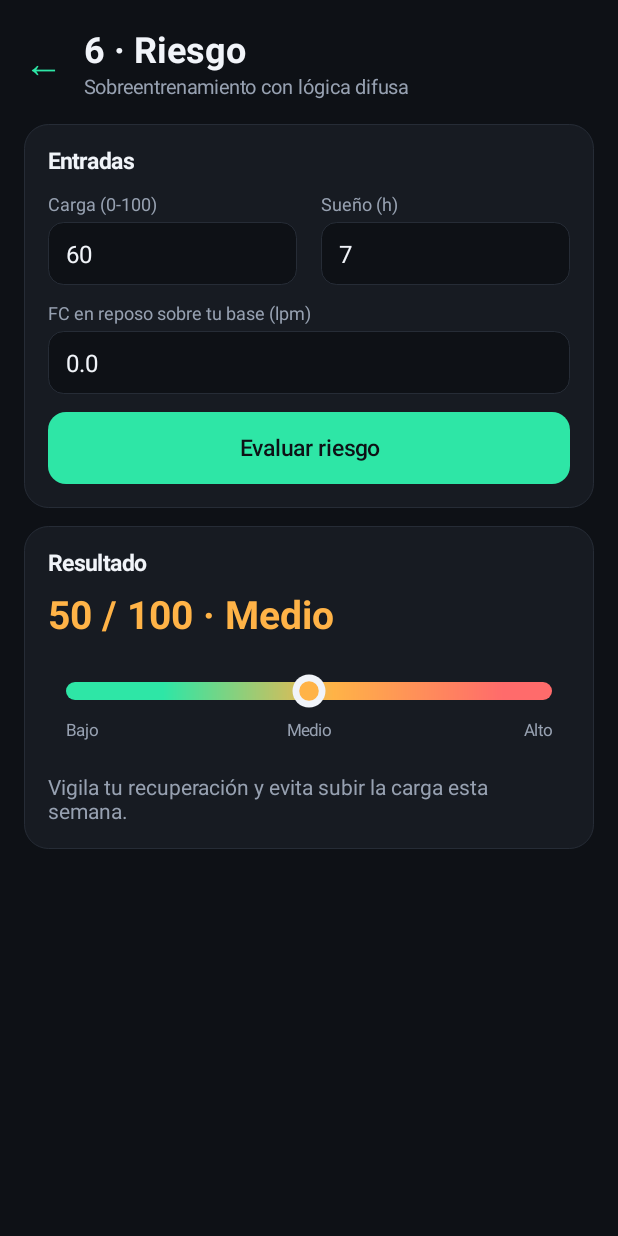
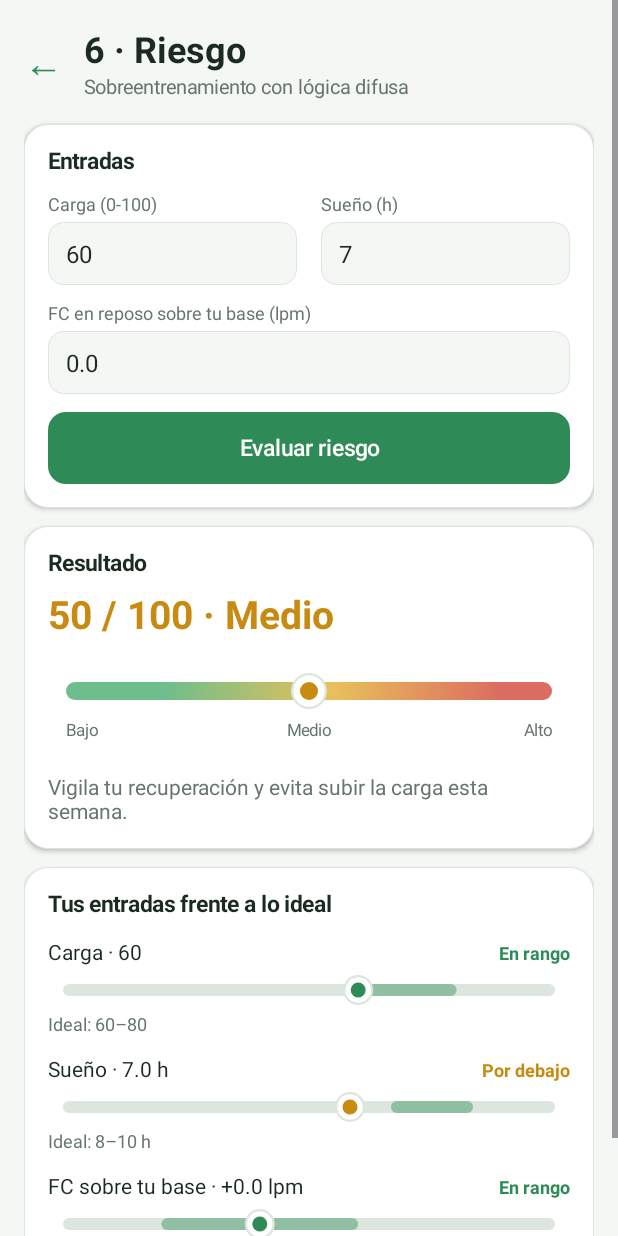
Before and after one commit to Marlen3015/Fitlab, an Android app: the DifusaActivity screen opened directly, with no data from a screen before it, on a phone screen of 412 x 824 dp. Run offline under Robolectric (Android 15) with nearby library versions, the light colour scheme and no system bars.

Commit message:
Fase final

```diff
--- a/app/src/main/java/org/example/fitlab/MainActivity.kt
+++ b/app/src/main/java/org/example/fitlab/MainActivity.kt
@@ -67,6 +67,7 @@ class MainActivity : PantallaBase() {
             orientation = LinearLayout.HORIZONTAL
             gravity = Gravity.CENTER_VERTICAL
             background = redondo(Tema.TARJETA, 16, Tema.BORDE)
+            elevation = dp(2).toFloat()
             setPadding(dp(14), dp(14), dp(14), dp(14))
             layoutParams = LinearLayout.LayoutParams(MATCH_PARENT, WRAP_CONTENT).apply { topMargin = dp(10) }
             isClickable = true
@@ -74,7 +75,7 @@ class MainActivity : PantallaBase() {
         }
         fila.addView(TextView(this).apply {
             text = num; textSize = 16f; gravity = Gravity.CENTER
-            setTypeface(typeface, Typeface.BOLD); setTextColor(Tema.FONDO)
+            setTypeface(typeface, Typeface.BOLD); setTextColor(Tema.SOBRE_ACENTO)
             background = circulo(Tema.ACENTO)
             layoutParams = LinearLayout.LayoutParams(dp(36), dp(36)).apply { rightMargin = dp(14) }
         })
--- a/app/src/main/java/org/example/fitlab/PantallaBase.kt
+++ b/app/src/main/java/org/example/fitlab/PantallaBase.kt
@@ -21,12 +21,13 @@ import android.widget.LinearLayout
 import android.widget.ScrollView
 import android.widget.Spinner
 import android.widget.TextView
-import androidx.activity.EdgeToEdge
 import androidx.activity.SystemBarStyle
+import androidx.activity.enableEdgeToEdge
 import androidx.appcompat.app.AppCompatActivity
 import androidx.core.view.ViewCompat
 import androidx.core.view.WindowInsetsCompat
 import java.util.Locale
+import org.example.fitlab.logica.Rango
 
 enum class Tipo { DECIMAL, ENTERO, TEXTO }
 
@@ -48,6 +49,32 @@ class MetricaView(context: Context, etiqueta: String) : LinearLayout(context) {
     fun set(v: String, color: Int = Tema.TEXTO) { valor.text = v; valor.setTextColor(color) }
 }
 
+/** Un renglón "valor actual vs rango ideal": nombre, estado, franja con marca y leyenda. */
+class FilaRango(
+    private val nombre: TextView, private val estado: TextView,
+    private val barra: RangoView, private val ideal: TextView
+) {
+    private fun corto(x: Double) =
+        if (x == Math.rint(x)) String.format(Locale.US, "%.0f", x) else String.format(Locale.US, "%.1f", x)
+
+    fun set(
+        titulo: String, valor: Double, texto: String, r: Rango, escMin: Double, escMax: Double,
+        estadoTexto: String? = null, color: Int? = null, leyenda: String? = null
+    ) {
+        nombre.text = "$titulo · $texto"
+        val dentro = r.contiene(valor)
+        val col = color ?: if (dentro) Tema.ACENTO else Tema.AMBAR
+        estado.text = estadoTexto ?: if (dentro) "En rango" else if (valor < r.min) "Por debajo" else "Por encima"
+        estado.setTextColor(col)
+        barra.set(valor, escMin, escMax, r.min, r.max, col)
+        ideal.text = leyenda ?: ("Ideal: ${corto(r.min)}–${corto(r.max)} ${r.unidad}").trim()
+    }
+
+    fun vaciar(titulo: String) {
+        nombre.text = "$titulo · —"; estado.text = ""; ideal.text = ""; barra.limpiar()
+    }
+}
+
 /**
  * Base de todas las pantallas: fondo oscuro, encabezado con botón de regreso y ayudas
  * para armar tarjetas, campos, botones, métricas y gráficas sin escribir XML.
@@ -62,7 +89,11 @@ abstract class PantallaBase : AppCompatActivity() {
 
     override fun onCreate(savedInstanceState: Bundle?) {
         super.onCreate(savedInstanceState)
-        EdgeToEdge.enable(this, SystemBarStyle.dark(Color.TRANSPARENT), SystemBarStyle.dark(Color.TRANSPARENT))
+        // Corrección del error 'Unresolved reference: EdgeToEdge'
+        enableEdgeToEdge(
+            statusBarStyle = SystemBarStyle.auto(Color.TRANSPARENT, Color.TRANSPARENT),
+            navigationBarStyle = SystemBarStyle.auto(Color.TRANSPARENT, Color.TRANSPARENT)
+        )
         val scroll = ScrollView(this).apply { setBackgroundColor(Tema.FONDO) }
         contenido = LinearLayout(this).apply {
             orientation = LinearLayout.VERTICAL
@@ -131,6 +162,7 @@ abstract class PantallaBase : AppCompatActivity() {
         val card = LinearLayout(this).apply {
             orientation = LinearLayout.VERTICAL
             background = redondo(Tema.TARJETA, 16, Tema.BORDE)
+            elevation = dp(2).toFloat()
             setPadding(dp(16), dp(14), dp(16), dp(16))
             layoutParams = LinearLayout.LayoutParams(MATCH_PARENT, WRAP_CONTENT).apply { topMargin = dp(12) }
         }
@@ -255,8 +287,8 @@ abstract class PantallaBase : AppCompatActivity() {
     protected fun boton(texto: String, primario: Boolean = true, accion: () -> Unit): Button = Button(this).apply {
         text = texto; textSize = 15f
         setAllCaps(false)
-        setTextColor(if (primario) Tema.FONDO else Tema.TEXTO)
-        background = redondo(if (primario) Tema.ACENTO else Tema.BORDE, 12)
+        setTextColor(if (primario) Tema.SOBRE_ACENTO else Tema.ACENTO)
+        background = redondo(if (primario) Tema.ACENTO else Tema.ACENTO_SUAVE, 12)
         stateListAnimator = null
         layoutParams = LinearLayout.LayoutParams(MATCH_PARENT, dp(48)).apply { topMargin = dp(12) }
         setOnClickListener { accion() }
@@ -288,6 +320,26 @@ abstract class PantallaBase : AppCompatActivity() {
         destino.addView(it)
     }
 
+    protected fun filaRango(): FilaRango {
+        val cab = LinearLayout(this).apply {
+            orientation = LinearLayout.HORIZONTAL
+            setPadding(0, dp(12), 0, dp(2))
+            destino.addView(this)
+        }
+        val n = TextView(this).apply {
+            textSize = 14f; setTextColor(Tema.TEXTO)
+            layoutParams = LinearLayout.LayoutParams(0, WRAP_CONTENT, 1f)
+            cab.addView(this)
+        }
+        val e = TextView(this).apply { textSize = 12f; setTypeface(typeface, Typeface.BOLD); cab.addView(this) }
+        val barra = RangoView(this).also {
+            it.layoutParams = LinearLayout.LayoutParams(MATCH_PARENT, dp(28))
+            destino.addView(it)
+        }
+        val i = TextView(this).apply { textSize = 12f; setTextColor(Tema.TEXTO2); destino.addView(this) }
+        return FilaRango(n, e, barra, i)
+    }
+
     /** Etiqueta + barra de progreso (para probabilidades). */
     protected fun barraEtiquetada(): Pair<TextView, BarraView> {
         val txt = TextView(this).apply {
--- a/app/src/main/java/org/example/fitlab/Tema.kt
+++ b/app/src/main/java/org/example/fitlab/Tema.kt
@@ -2,17 +2,23 @@ package org.example.fitlab
 
 import android.graphics.Color
 
-/** Paleta única de la app: oscura, con verde menta como acento (look deportivo). */
+/** Paleta única de la app: fondo claro y verde suave como acento (sin colores neón). */
 object Tema {
-    val FONDO = Color.parseColor("#0E1116")
-    val TARJETA = Color.parseColor("#171B22")
-    val BORDE = Color.parseColor("#262C36")
-    val TEXTO = Color.parseColor("#F1F4F9")
-    val TEXTO2 = Color.parseColor("#97A1B1")
-    val ACENTO = Color.parseColor("#2EE6A6")     // verde: bien / acciones principales
-    val ACENTO2 = Color.parseColor("#5B9DFF")    // azul: predicciones y soluciones
-    val AMBAR = Color.parseColor("#FFB347")      // precaución
-    val ROJO = Color.parseColor("#FF6B6B")       // peligro
+    val FONDO = Color.parseColor("#F4F7F4")
+    val TARJETA = Color.parseColor("#FFFFFF")
+    val BORDE = Color.parseColor("#DDE5DF")
+    val TEXTO = Color.parseColor("#1C2B22")
+    val TEXTO2 = Color.parseColor("#66766C")
+    val ACENTO = Color.parseColor("#2E8B57")         // verde bosque suave: acciones y "todo bien"
+    val ACENTO_SUAVE = Color.parseColor("#E3F1E8")   // verde muy claro: botones secundarios y zonas ideales
+    val ACENTO2 = Color.parseColor("#3B78B5")        // azul apagado: predicciones y soluciones
+    val AMBAR = Color.parseColor("#C98A12")          // precaución
+    val ROJO = Color.parseColor("#C4453B")           // peligro
+    val SOBRE_ACENTO = Color.WHITE                   // texto sobre fondos verdes
+
+    val GRAD_BAJO = Color.parseColor("#6DBE8C")
+    val GRAD_MEDIO = Color.parseColor("#E8C05A")
+    val GRAD_ALTO = Color.parseColor("#DC6B61")
 
     fun colorRiesgo(r: Double) = when {
         r < 35 -> ACENTO
--- a/app/src/main/java/org/example/fitlab/Vistas.kt
+++ b/app/src/main/java/org/example/fitlab/Vistas.kt
@@ -21,6 +21,7 @@ class GraficaLinea(context: Context) : View(context) {
     private var ys: List<Double> = emptyList()
     private var recta: Pair<Double, Double>? = null
     private var futuros: List<Pair<Double, Double>> = emptyList()
+    private var banda: Pair<Double, Double>? = null
     private var colorSerie = Tema.ACENTO
 
     private val d = resources.displayMetrics.density
@@ -37,6 +38,8 @@ class GraficaLinea(context: Context) : View(context) {
         style = Paint.Style.STROKE; strokeWidth = 2.5f * d; color = Tema.ACENTO2
         pathEffect = DashPathEffect(floatArrayOf(8f * d, 6f * d), 0f)
     }
+    private val pBanda = Paint(Paint.ANTI_ALIAS_FLAG).apply { color = Tema.ACENTO; alpha = 38 }
+    private val pTextoBanda = Paint(Paint.ANTI_ALIAS_FLAG).apply { color = Tema.ACENTO; textSize = 10f * d }
     private val pRejilla = Paint().apply { color = Tema.BORDE; strokeWidth = 1f * d }
     private val pTexto = Paint(Paint.ANTI_ALIAS_FLAG).apply { color = Tema.TEXTO2; textSize = 11f * d }
     private val pTextoAzul = Paint(Paint.ANTI_ALIAS_FLAG).apply {
@@ -47,9 +50,10 @@ class GraficaLinea(context: Context) : View(context) {
         x: List<Double>, y: List<Double>,
         recta: Pair<Double, Double>? = null,
         futuros: List<Pair<Double, Double>> = emptyList(),
-        color: Int = Tema.ACENTO
+        color: Int = Tema.ACENTO,
+        banda: Pair<Double, Double>? = null
     ) {
-        xs = x; ys = y; this.recta = recta; this.futuros = futuros; colorSerie = color
+        xs = x; ys = y; this.recta = recta; this.futuros = futuros; colorSerie = color; this.banda = banda
         invalidate()
     }
 
@@ -64,7 +68,7 @@ class GraficaLinea(context: Context) : View(context) {
         val todosX = xs + futuros.map { it.first }
         val extraY = recta?.let { r -> listOf(r.first * xs.first() + r.second, r.first * (todosX.maxOrNull() ?: 0.0) + r.second) }
             ?: emptyList()
-        val todosY = ys + futuros.map { it.second } + extraY
+        val todosY = ys + futuros.map { it.second } + extraY + (banda?.toList() ?: emptyList())
 
         val minX = todosX.minOrNull() ?: 0.0
         val maxX = (todosX.maxOrNull() ?: 1.0).let { if (it == minX) minX + 1 else it }
@@ -77,6 +81,12 @@ class GraficaLinea(context: Context) : View(context) {
         fun px(x: Double) = (izq + (x - minX) / (maxX - minX) * (w - izq - der)).toFloat()
         fun py(y: Double) = (arr + (1 - (y - y0) / (y1 - y0)) * (h - arr - aba)).toFloat()
 
+        // zona ideal (franja verde clara)
+        banda?.let { (bMin, bMax) ->
+            c.drawRect(izq, py(bMax), w - der, py(bMin), pBanda)
+            pTextoBanda.textAlign = Paint.Align.LEFT
+            c.drawText("Zona ideal", izq + 6f * d, py(bMax) + 13f * d, pTextoBanda)
+        }
         // rejilla horizontal con valores
         pTexto.textAlign = Paint.Align.RIGHT
         for (i in 0..3) {
@@ -138,15 +148,17 @@ class Medidor(context: Context) : View(context) {
         val top = 14f * d; val alto = 12f * d
         pBarra.shader = LinearGradient(
             x0, 0f, x1, 0f,
-            intArrayOf(Tema.ACENTO, Tema.AMBAR, Tema.ROJO),
+            intArrayOf(Tema.GRAD_BAJO, Tema.GRAD_MEDIO, Tema.GRAD_ALTO),
             floatArrayOf(0.2f, 0.55f, 0.9f), Shader.TileMode.CLAMP
         )
         c.drawRoundRect(RectF(x0, top, x1, top + alto), alto / 2, alto / 2, pBarra)
         val cx = x0 + (x1 - x0) * (valor / 100.0).toFloat()
-        pMarca.color = Tema.TEXTO
-        c.drawCircle(cx, top + alto / 2, 11f * d, pMarca)
+        pMarca.color = Tema.BORDE
+        c.drawCircle(cx, top + alto / 2, 12f * d, pMarca)
+        pMarca.color = Tema.TARJETA
+        c.drawCircle(cx, top + alto / 2, 10.5f * d, pMarca)
         pMarca.color = Tema.colorRiesgo(valor)
-        c.drawCircle(cx, top + alto / 2, 6.5f * d, pMarca)
+        c.drawCircle(cx, top + alto / 2, 6f * d, pMarca)
         val yTxt = top + alto + 24f * d
         pTexto.textAlign = Paint.Align.LEFT;   c.drawText("Bajo", x0, yTxt, pTexto)
         pTexto.textAlign = Paint.Align.CENTER; c.drawText("Medio", (x0 + x1) / 2, yTxt, pTexto)
@@ -172,3 +184,38 @@ class BarraView(context: Context) : View(context) {
         }
     }
 }
+
+/** Franja con la zona ideal en verde claro y una marca con el valor actual. */
+class RangoView(context: Context) : View(context) {
+    private var valor = 0.0
+    private var escMin = 0.0
+    private var escMax = 1.0
+    private var idealMin = 0.0
+    private var idealMax = 0.0
+    private var colorMarca = Tema.ACENTO
+    private val d = resources.displayMetrics.density
+    private val pPista = Paint(Paint.ANTI_ALIAS_FLAG).apply { color = Tema.BORDE }
+    private val pIdeal = Paint(Paint.ANTI_ALIAS_FLAG).apply { color = Tema.ACENTO; alpha = 110 }
+    private val pMarca = Paint(Paint.ANTI_ALIAS_FLAG)
+    private var hayDatos = false
+
+    fun set(v: Double, eMin: Double, eMax: Double, iMin: Double, iMax: Double, color: Int) {
+        valor = v; escMin = eMin; escMax = eMax; idealMin = iMin; idealMax = iMax
+        colorMarca = color; hayDatos = true; invalidate()
+    }
+
+    fun limpiar() { hayDatos = false; invalidate() }
+
+    override fun onDraw(c: Canvas) {
+        val x0 = 10f * d; val x1 = width - 10f * d
+        val cy = height / 2f; val m = 4f * d
+        fun px(x: Double) = x0 + (((x - escMin) / (escMax - escMin)).coerceIn(0.0, 1.0)).toFloat() * (x1 - x0)
+        c.drawRoundRect(RectF(x0, cy - m, x1, cy + m), m, m, pPista)
+        if (!hayDatos) return
+        c.drawRoundRect(RectF(px(idealMin), cy - m, px(idealMax), cy + m), m, m, pIdeal)
+        val cx = px(valor)
+        pMarca.color = Tema.BORDE;      c.drawCircle(cx, cy, 10f * d, pMarca)
+        pMarca.color = Tema.TARJETA;    c.drawCircle(cx, cy, 8.5f * d, pMarca)
+        pMarca.color = colorMarca;      c.drawCircle(cx, cy, 5f * d, pMarca)
+    }
+}
--- a/app/src/main/java/org/example/fitlab/logica/Referencias.kt
+++ b/app/src/main/java/org/example/fitlab/logica/Referencias.kt
@@ -1,4 +1,55 @@
 package org.example.fitlab.logica
 
-class Referencias {
+data class Rango(val min: Double, val max: Double, val unidad: String) {
+    fun contiene(v: Double) = v in min..max
 }
+
+/**
+ * Valores de REFERENCIA generales para atletas. Son orientativos (no sustituyen a un médico
+ * o entrenador) y sirven para decirle al usuario cómo "debería" estar cada variable.
+ */
+object Referencias {
+    val FC_REPOSO = Rango(40.0, 60.0, "lpm")        // atletas entrenados suelen estar en 40-60 lpm
+    val DELTA_FC = Rango(-5.0, 5.0, "lpm")          // cerca de tu base; con +7 o más ya hay fatiga
+    val SUENO = Rango(8.0, 10.0, "h")               // lo recomendable al entrenar con regularidad
+    val CARGA = Rango(Utilidad.CARGA_OBJETIVO - 10, Utilidad.CARGA_OBJETIVO + 10, "")   // zona productiva
+    val PROTEINA = Rango(1.4, 2.0, "g/kg")          // consumo diario recomendado
+    val TRIMP_MODERADA = Rango(50.0, 100.0, "u")    // sesión moderada
+    const val VO2_MAX_MIN = 45.0                    // referencia mínima para deportistas amateurs
+
+    /** Rango ideal para las variables que tienen uno claro. */
+    fun paraVariable(v: Variable): Rango? = when (v) {
+        Variable.FC_REPOSO -> FC_REPOSO
+        Variable.SUENO -> SUENO
+        Variable.CARGA -> CARGA
+        Variable.VO2_MAX -> Rango(VO2_MAX_MIN, 90.0, "ml/kg/min")
+        else -> null
+    }
+
+    /** Dice si la tendencia es buena o mala según la variable. */
+    fun valoracionTendencia(v: Variable, clase: String): String? = when (v) {
+        Variable.FC_REPOSO -> when (clase) {
+            "al alza" -> "Desfavorable: una FC en reposo que sube suele indicar fatiga."
+            "a la baja" -> "Favorable: la FC en reposo baja cuando mejora la condición aeróbica."
+            else -> null
+        }
+        Variable.VO2_MAX -> when (clase) {
+            "a la baja" -> "Desfavorable: el VO2 máx debería mantenerse o subir."
+            "al alza" -> "Favorable: tu capacidad aeróbica está mejorando."
+            else -> null
+        }
+        Variable.SUENO -> when (clase) {
+            "a la baja" -> "Desfavorable: estás durmiendo cada vez menos."
+            "al alza" -> "Favorable: estás durmiendo más."
+            else -> null
+        }
+        else -> null
+    }
+
+    fun categoriaTrimp(t: Double) = when {
+        t < 50 -> "Ligera"
+        t < 100 -> "Moderada"
+        t < 150 -> "Intensa"
+        else -> "Muy intensa"
+    }
+}
```
Also changed, not shown: app/src/main/java/org/example/fitlab/Pantallas.kt (+125 -32 lines), app/src/main/java/org/example/fitlab/logica/Analisis.kt (+11 -8 lines).
